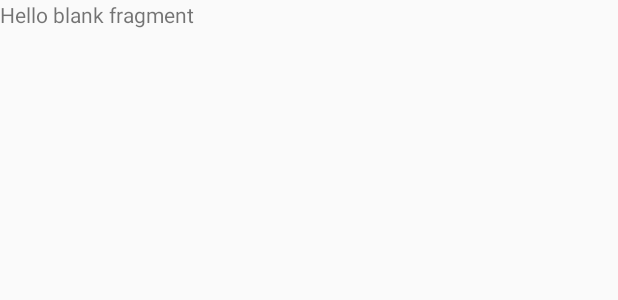
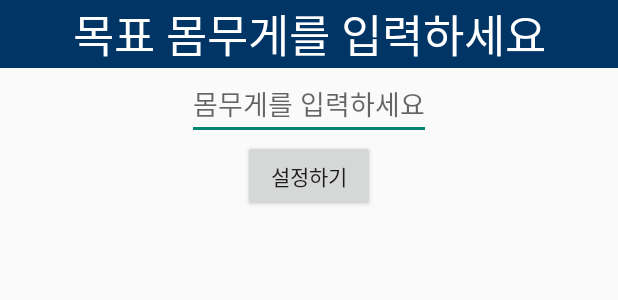
Before and after one commit to myfitroutine/myfitroutine, an Android app: the layout fragment_get_goal_weight.xml on its own in the app's theme, with its tools: preview values and no code run, on a phone screen of 412 x 824 dp. Shown: the top 300 px of the screen. Run offline under Robolectric (Android 15) with nearby library versions, the phone set to English and light mode, and no system bars.

Commit message:
[Feat] getGoalWeight 기능 중간저장

```diff
--- a/app/src/main/AndroidManifest.xml
+++ b/app/src/main/AndroidManifest.xml
@@ -30,7 +30,7 @@
             android:exported="false" />
         <activity
             android:name=".MainActivity"
-            android:exported="true" />
+            android:exported="false" />
 
     </application>
 
--- a/app/src/main/java/com/bestteam/myfitroutine/Dialog/DateFilterDialog.kt
+++ /dev/null
@@ -1,6 +0,0 @@
-package com.bestteam.myfitroutine.Dialog
-
-import androidx.fragment.app.DialogFragment
-
-class DateFilterDialog : DialogFragment() {
-}
--- a/app/src/main/res/layout/fragment_get_goal_weight.xml
+++ b/app/src/main/res/layout/fragment_get_goal_weight.xml
@@ -1,14 +1,43 @@
 <?xml version="1.0" encoding="utf-8"?>
 <FrameLayout xmlns:android="http://schemas.android.com/apk/res/android"
+    xmlns:app="http://schemas.android.com/apk/res-auto"
     xmlns:tools="http://schemas.android.com/tools"
     android:layout_width="match_parent"
     android:layout_height="match_parent"
-    tools:context=".Dialog.GetGoalWeightDialog">
+    tools:context=".Dialog.TodayWeightDialog">
+    <androidx.constraintlayout.widget.ConstraintLayout
+        android:layout_width="match_parent"
+        android:layout_height="match_parent">
 
-    <!-- TODO: Update blank fragment layout -->
-    <TextView
-        android:layout_width="match_parent"
-        android:layout_height="match_parent"
-        android:text="@string/hello_blank_fragment" />
+        <TextView
+            android:id="@+id/textView"
+            android:layout_width="match_parent"
+            android:layout_height="wrap_content"
+            android:background="@color/mainblue"
+            android:gravity="center"
+            android:text="목표 몸무게를 입력하세요"
+            android:textColor="@color/white"
+            android:textSize="30sp"
+            app:layout_constraintEnd_toEndOf="parent"
+            app:layout_constraintStart_toStartOf="parent"
+            app:layout_constraintTop_toTopOf="parent" />
 
+        <EditText
+            android:id="@+id/editText"
+            android:layout_width="wrap_content"
+            android:layout_height="wrap_content"
+            android:hint="몸무게를 입력하세요"
+            app:layout_constraintEnd_toEndOf="parent"
+            app:layout_constraintStart_toStartOf="parent"
+            app:layout_constraintTop_toBottomOf="@+id/textView" />
+
+        <androidx.appcompat.widget.AppCompatButton
+            android:id="@+id/btn_confirm"
+            android:layout_width="wrap_content"
+            android:layout_height="wrap_content"
+            android:text="설정하기"
+            app:layout_constraintEnd_toEndOf="parent"
+            app:layout_constraintStart_toStartOf="parent"
+            app:layout_constraintTop_toBottomOf="@+id/editText" />
+    </androidx.constraintlayout.widget.ConstraintLayout>
 </FrameLayout>
```
Also changed, not shown: app/src/main/java/com/bestteam/myfitroutine/Dialog/FilterDateDialog.kt (+41 -41 lines), app/src/main/java/com/bestteam/myfitroutine/Dialog/GetGoalWeightDialog.kt (+35 -40 lines), app/src/main/java/com/bestteam/myfitroutine/Repository/MainRepository.kt (+16 -11 lines), app/src/main/java/com/bestteam/myfitroutine/View/MainFragment.kt (+2 -5 lines), app/src/main/java/com/bestteam/myfitroutine/ViewModel/MainViewModel.kt (+9 -9 lines), app/src/main/res/layout/fragment_filter_date_dialog.xml (+65 -6 lines).
